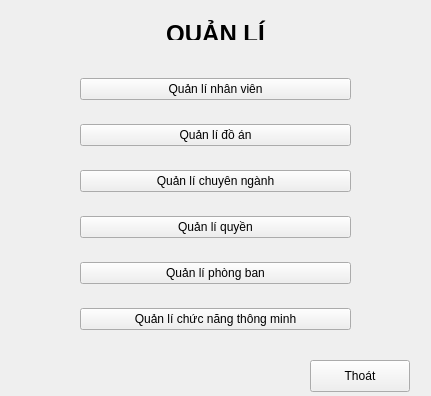
tbh10191001/QL_NhanVien, file admin.ui: the form before one commit.
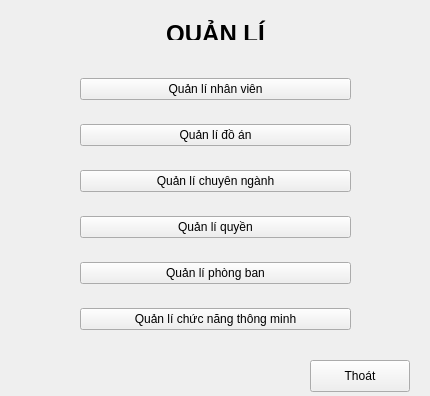
The form after the commit.

Patch:
```diff
--- a/admin.ui
+++ b/admin.ui
@@ -6,7 +6,7 @@
    <rect>
     <x>0</x>
     <y>0</y>
-    <width>431</width>
+    <width>430</width>
     <height>396</height>
    </rect>
   </property>
```
